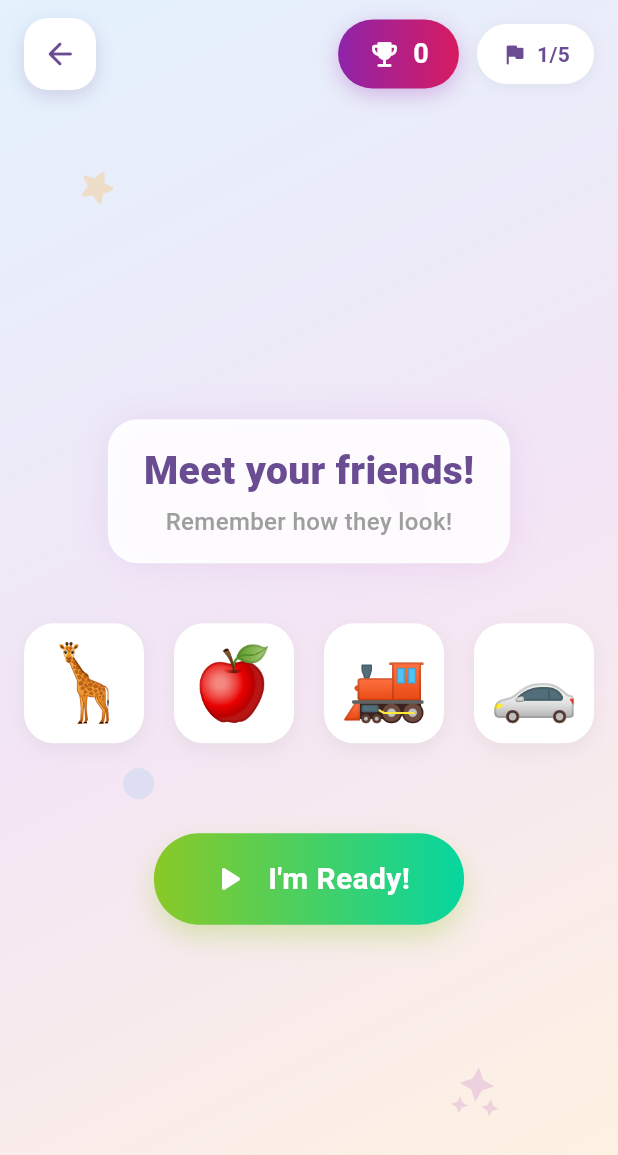
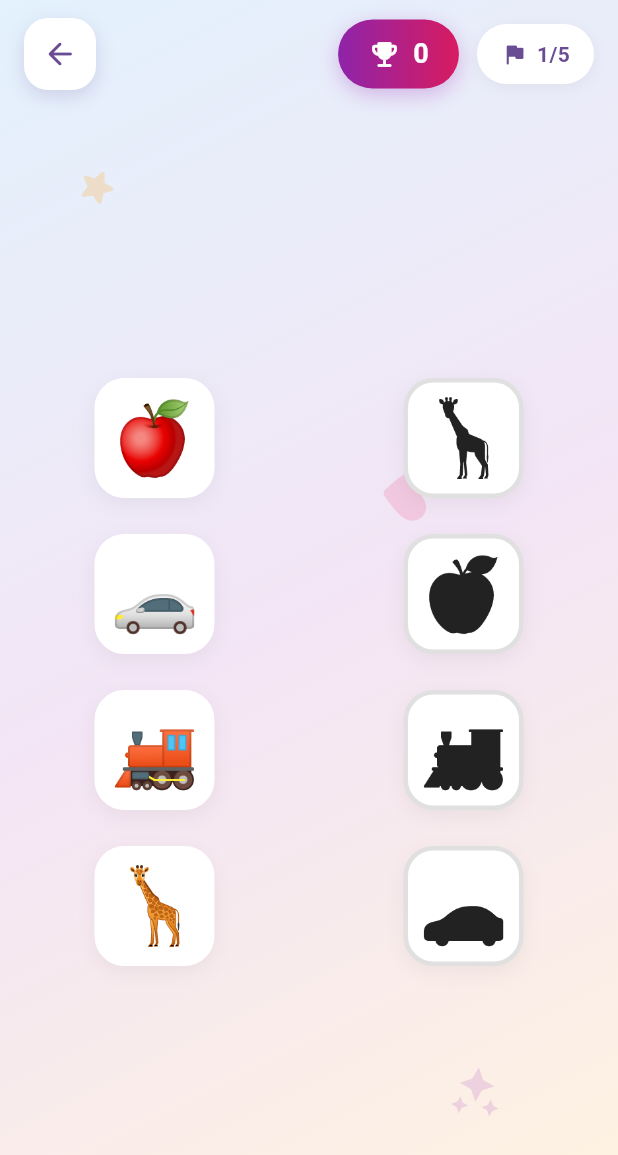
Before and after one commit to codezzi-dev/puzzle_fun, a Flutter app: the ShadowMatchGame screen opened directly, on a phone screen of 412 x 824 dp. Shown: the top 1155 px of the screen. Run offline on Flutter 3.47's test engine with Material 3 defaults, Android fonts, the phone set to English and light mode, and no system bars; our stand-ins replace audioplayers, flutter_riverpod, flutter_tts; Roboto replaces fonts that are missing (Nunito).

Commit message:
feat: Update Shadow Match game to start in playing phase and remove learning phase UI

```diff
--- a/lib/shadow_match/config_sm.dart
+++ b/lib/shadow_match/config_sm.dart
@@ -98,16 +98,12 @@ class ShadowMatchNotifier extends Notifier<ShadowMatchState> {
     final selected = shuffled.take(4).toList();
 
     return ShadowMatchState(
-      phase: GamePhase.learning,
+      phase: GamePhase.playing,
       currentItems: selected,
       matchedIds: {},
       score: 0,
       currentRound: 1,
     );
-  }
-
-  void startPlaying() {
-    state = state.copyWith(phase: GamePhase.playing);
   }
 
   void matchItem(String id) {
@@ -131,7 +127,7 @@ class ShadowMatchNotifier extends Notifier<ShadowMatchState> {
       final selected = shuffled.take(4).toList();
 
       state = state.copyWith(
-        phase: GamePhase.learning,
+        phase: GamePhase.playing,
         currentItems: selected,
         matchedIds: {},
         currentRound: state.currentRound + 1,
--- a/lib/shadow_match/shadow_match_game.dart
+++ b/lib/shadow_match/shadow_match_game.dart
@@ -27,6 +27,7 @@ class _ShadowMatchGameState extends ConsumerState<ShadowMatchGame> with TickerPr
   late Animation<double> _buttonScaleAnim;
 
   GamePhase? _lastSpokenPhase;
+  int? _lastRound;
   List<ShadowItem>? _shuffledDraggables;
 
   @override
@@ -106,17 +107,22 @@ class _ShadowMatchGameState extends ConsumerState<ShadowMatchGame> with TickerPr
     final notifier = ref.read(shadowMatchProvider.notifier);
 
     // Phase Change logic
-    if (state.phase != _lastSpokenPhase) {
+    if (state.phase != _lastSpokenPhase || state.currentRound != _lastRound) {
       _lastSpokenPhase = state.phase;
-      if (state.phase == GamePhase.learning) {
-        _speak("Look at these colorful items. Remember their shapes!");
+      _lastRound = state.currentRound;
+
+      if (state.phase == GamePhase.playing) {
+        _speak("Drag each item to its shadow!");
         _shuffledDraggables = List.from(state.currentItems)..shuffle();
-      } else if (state.phase == GamePhase.playing) {
-        _speak("Now drag each item to its shadow!");
       } else if (state.phase == GamePhase.success) {
         _overlayController.forward(from: 0);
         _speakSuccess();
       }
+    }
+
+    // Safety check for initialization
+    if (_shuffledDraggables == null && state.phase == GamePhase.playing) {
+      _shuffledDraggables = List.from(state.currentItems)..shuffle();
     }
 
     return Scaffold(
@@ -277,60 +283,7 @@ class _ShadowMatchGameState extends ConsumerState<ShadowMatchGame> with TickerPr
   }
 
   Widget _buildGameContent(ShadowMatchState state, ShadowMatchNotifier notifier) {
-    if (state.phase == GamePhase.learning) {
-      return _buildLearningPage(state, notifier);
-    }
     return _buildPlayingPage(state, notifier);
-  }
-
-  Widget _buildLearningPage(ShadowMatchState state, ShadowMatchNotifier notifier) {
-    return Column(
-      mainAxisAlignment: MainAxisAlignment.center,
-      children: [
-        Container(
-          padding: const EdgeInsets.symmetric(horizontal: 24, vertical: 16),
-          margin: const EdgeInsets.symmetric(horizontal: 30),
-          decoration: BoxDecoration(
-            color: Colors.white.withValues(alpha: 0.9),
-            borderRadius: BorderRadius.circular(20),
-            boxShadow: [BoxShadow(color: Colors.purple.withValues(alpha: 0.1), blurRadius: 20)],
-          ),
-          child: const Column(
-            children: [
-              Text(
-                "Meet your friends!",
-                style: TextStyle(
-                  fontSize: 26,
-                  fontWeight: FontWeight.w900,
-                  color: Color(0xFF6A4C93),
-                ),
-              ),
-              SizedBox(height: 4),
-              Text(
-                "Remember how they look!",
-                style: TextStyle(fontSize: 16, color: Colors.grey, fontWeight: FontWeight.w500),
-              ),
-            ],
-          ),
-        ),
-        const SizedBox(height: 40),
-        Wrap(
-          spacing: 20,
-          runSpacing: 20,
-          alignment: WrapAlignment.center,
-          children: state.currentItems.map((item) {
-            return _buildItemCard(item, false);
-          }).toList(),
-        ),
-        const SizedBox(height: 60),
-        _buildPremiumButton(
-          onTap: () => notifier.startPlaying(),
-          text: "I'm Ready!",
-          icon: Icons.play_arrow_rounded,
-          colors: [const Color(0xFF8AC926), const Color(0xFF06D6A0)],
-        ),
-      ],
-    );
   }
 
   Widget _buildPlayingPage(ShadowMatchState state, ShadowMatchNotifier notifier) {
```
